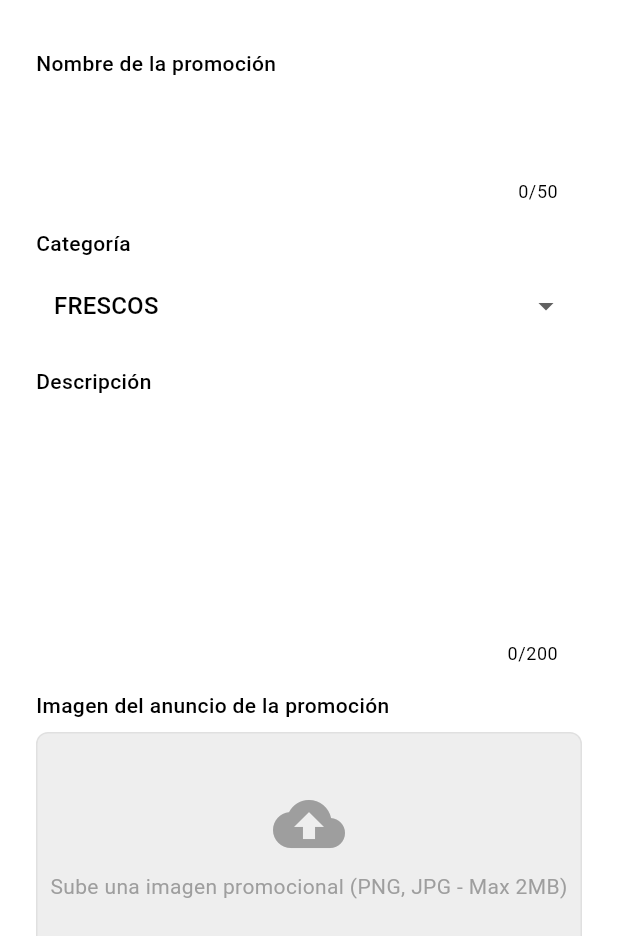
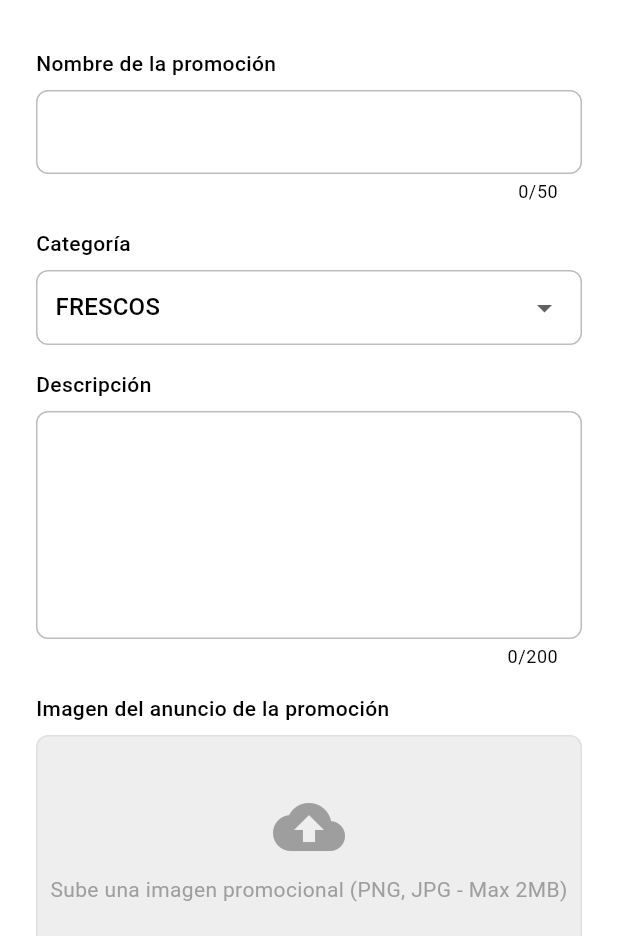
Before and after one commit to Hir0Exe/PU-BigShot, a Flutter app: the CreateOfferScreen screen opened directly, on a phone screen of 412 x 824 dp, the part 300-1236 px from its top. Run offline on Flutter 3.47's test engine with Material 3 defaults, Android fonts, the phone set to English and light mode, and no system bars; our stand-ins replace cloud_firestore, firebase_auth, firebase_core, firebase_storage, google_sign_in, image_picker; accounts and stored records are empty; generated files the repository leaves out were written again.

Commit message:
feat: Agregar bordes a inputs y funcionalidad de editar ofertas
Cambios en inputs:
* create_offer_screen.dart - Bordes grises en todos los TextFormField
* user_search_screen.dart - Borde gris en campo de bÃºsqueda
* Borde rojo al hacer focus en cualquier input
* Dropdown de categorÃ­a ahora tiene borde visible

Funcionalidad de editar ofertas:
* CreateOfferScreen ahora acepta parÃ¡metro 'offer' opcional para editar
* TÃ­tulo dinÃ¡mico: 'Crear Anuncio' o 'Editar Anuncio'
* BotÃ³n dinÃ¡mico: 'Publicar' o 'Actualizar'
* BotÃ³n de volver solo visible al editar
* business_home_screen.dart - BotÃ³n de editar (naranja) junto al de eliminar
* offer_service.dart - Nuevo mÃ©todo updateOffer()
* Al editar, mantiene ID y fecha de creaciÃ³n original
* Al editar, regresa a la pantalla anterior
* Al crear nueva, limpia el formulario

Paleta de colores:
* Borde normal: Gris claro (Colors.grey[400])
* Borde focus: Rojo vibrante (0xFFE53935)
* BotÃ³n editar: Naranja (0xFFFF6F00)

```diff
--- a/lib/screens/business/create_offer_screen.dart
+++ b/lib/screens/business/create_offer_screen.dart
@@ -7,7 +7,9 @@ import '../../services/business_service.dart';
 import '../../models/offer_model.dart';
 
 class CreateOfferScreen extends StatefulWidget {
-  const CreateOfferScreen({Key? key}) : super(key: key);
+  final OfferModel? offer; // Oferta a editar (null si es nueva)
+
+  const CreateOfferScreen({Key? key, this.offer}) : super(key: key);
 
   @override
   State<CreateOfferScreen> createState() => _CreateOfferScreenState();
@@ -38,6 +40,24 @@ class _CreateOfferScreenState extends State<CreateOfferScreen> {
   DateTime _selectedDate = DateTime.now().add(const Duration(days: 7));
   File? _imageFile;
   bool _isLoading = false;
+
+  @override
+  void initState() {
+    super.initState();
+    // Si estamos editando, cargar los datos de la oferta
+    if (widget.offer != null) {
+      _titleController.text = widget.offer!.title;
+      _descriptionController.text = widget.offer!.description;
+      _selectedCategory = widget.offer!.category;
+      _selectedDate = widget.offer!.expirationDate;
+
+      // Si la categoría no está en la lista, es personalizada
+      if (!_categories.contains(_selectedCategory)) {
+        _customCategoryController.text = _selectedCategory;
+        _selectedCategory = 'OTROS';
+      }
+    }
+  }
 
   @override
   void dispose() {
@@ -104,13 +124,13 @@ class _CreateOfferScreenState extends State<CreateOfferScreen> {
             : _selectedCategory;
 
         // TODO: Subir imagen cuando Storage esté habilitado
-        String? imageUrl;
+        String? imageUrl = widget.offer?.imageUrl; // Mantener URL existente si estamos editando
         // if (_imageFile != null) {
         //   imageUrl = await _businessService.uploadOfferImage(uid, _imageFile!);
         // }
 
         final offer = OfferModel(
-          id: DateTime.now().millisecondsSinceEpoch.toString(),
+          id: widget.offer?.id ?? DateTime.now().millisecondsSinceEpoch.toString(),
           businessId: uid,
           businessName: businessName,
           title: _titleController.text.trim(),
@@ -118,19 +138,30 @@ class _CreateOfferScreenState extends State<CreateOfferScreen> {
           category: finalCategory,
           imageUrl: imageUrl,
           expirationDate: _selectedDate,
-          createdAt: DateTime.now(),
+          createdAt: widget.offer?.createdAt ?? DateTime.now(),
         );
 
+        // Si estamos editando, actualizar; si no, crear nueva
+        if (widget.offer != null) {
+          await _offerService.updateOffer(offer);
+        } else {
           await _offerService.createOffer(offer);
+        }
 
         if (mounted) {
           ScaffoldMessenger.of(context).showSnackBar(
-            const SnackBar(
-              content: Text('¡Anuncio publicado exitosamente!'),
+            SnackBar(
+              content: Text(widget.offer != null
+                ? '¡Anuncio actualizado exitosamente!'
+                : '¡Anuncio publicado exitosamente!'),
               backgroundColor: Colors.green,
             ),
           );
 
+          // Si estamos editando, volver atrás; si no, limpiar formulario
+          if (widget.offer != null) {
+            Navigator.pop(context);
+          } else {
             // Limpiar formulario
             _titleController.clear();
             _descriptionController.clear();
@@ -140,6 +171,7 @@ class _CreateOfferScreenState extends State<CreateOfferScreen> {
               _selectedDate = DateTime.now().add(const Duration(days: 7));
               _imageFile = null;
             });
+          }
         }
       } catch (e) {
         if (mounted) {
@@ -165,10 +197,10 @@ class _CreateOfferScreenState extends State<CreateOfferScreen> {
     return Scaffold(
       backgroundColor: Colors.white,
       appBar: AppBar(
-        title: const Text('Crear Anuncio'),
+        title: Text(widget.offer != null ? 'Editar Anuncio' : 'Crear Anuncio'),
         backgroundColor: const Color(0xFFE53935),
         foregroundColor: Colors.white,
-        automaticallyImplyLeading: false,
+        automaticallyImplyLeading: widget.offer != null, // Mostrar botón de volver solo al editar
       ),
       body: SingleChildScrollView(
         padding: const EdgeInsets.all(24.0),
@@ -200,7 +232,15 @@ class _CreateOfferScreenState extends State<CreateOfferScreen> {
                   fillColor: Colors.white,
                   border: OutlineInputBorder(
                     borderRadius: BorderRadius.circular(8),
-                    borderSide: BorderSide.none,
+                    borderSide: const BorderSide(color: Colors.grey, width: 1),
+                  ),
+                  enabledBorder: OutlineInputBorder(
+                    borderRadius: BorderRadius.circular(8),
+                    borderSide: BorderSide(color: Colors.grey[400]!, width: 1),
+                  ),
+                  focusedBorder: OutlineInputBorder(
+                    borderRadius: BorderRadius.circular(8),
+                    borderSide: const BorderSide(color: Color(0xFFE53935), width: 2),
                   ),
                 ),
                 validator: (value) =>
@@ -222,6 +262,7 @@ class _CreateOfferScreenState extends State<CreateOfferScreen> {
                 decoration: BoxDecoration(
                   color: Colors.white,
                   borderRadius: BorderRadius.circular(8),
+                  border: Border.all(color: Colors.grey[400]!, width: 1),
                 ),
                 padding: const EdgeInsets.symmetric(horizontal: 12),
                 child: DropdownButtonHideUnderline(
@@ -262,7 +303,15 @@ class _CreateOfferScreenState extends State<CreateOfferScreen> {
                     hintText: 'Ej: MASCOTAS, DEPORTES, etc.',
                     border: OutlineInputBorder(
                       borderRadius: BorderRadius.circular(8),
-                      borderSide: BorderSide.none,
+                      borderSide: const BorderSide(color: Colors.grey, width: 1),
+                    ),
+                    enabledBorder: OutlineInputBorder(
+                      borderRadius: BorderRadius.circular(8),
+                      borderSide: BorderSide(color: Colors.grey[400]!, width: 1),
+                    ),
+                    focusedBorder: OutlineInputBorder(
+                      borderRadius: BorderRadius.circular(8),
+                      borderSide: const BorderSide(color: Color(0xFFE53935), width: 2),
                     ),
                   ),
                   validator: (value) {
@@ -292,7 +341,15 @@ class _CreateOfferScreenState extends State<CreateOfferScreen> {
                   fillColor: Colors.white,
                   border: OutlineInputBorder(
                     borderRadius: BorderRadius.circular(8),
-                    borderSide: BorderSide.none,
+                    borderSide: const BorderSide(color: Colors.grey, width: 1),
+                  ),
+                  enabledBorder: OutlineInputBorder(
+                    borderRadius: BorderRadius.circular(8),
+                    borderSide: BorderSide(color: Colors.grey[400]!, width: 1),
+                  ),
+                  focusedBorder: OutlineInputBorder(
+                    borderRadius: BorderRadius.circular(8),
+                    borderSide: const BorderSide(color: Color(0xFFE53935), width: 2),
                   ),
                 ),
                 maxLines: 5,
@@ -414,7 +471,7 @@ class _CreateOfferScreenState extends State<CreateOfferScreen> {
                                 strokeWidth: 2,
                               ),
                             )
-                          : const Text('Publicar'),
+                          : Text(widget.offer != null ? 'Actualizar' : 'Publicar'),
                     ),
                   ),
                 ],
```
Also changed, not shown: lib/screens/business/business_home_screen.dart (+14 -0 lines), lib/screens/home/user_search_screen.dart (+9 -1 lines), lib/services/offer_service.dart (+10 -0 lines), lib/controllers/auth_controller.dart (line endings or trailing spaces). Lines whose indentation alone changed are shown as unchanged.
